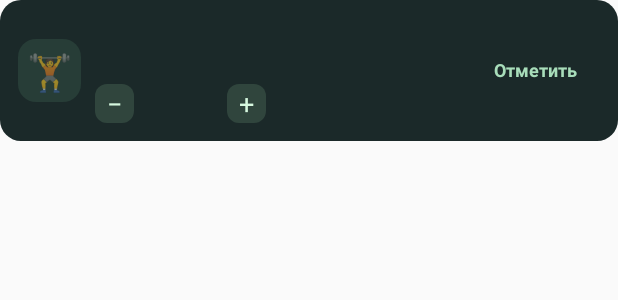
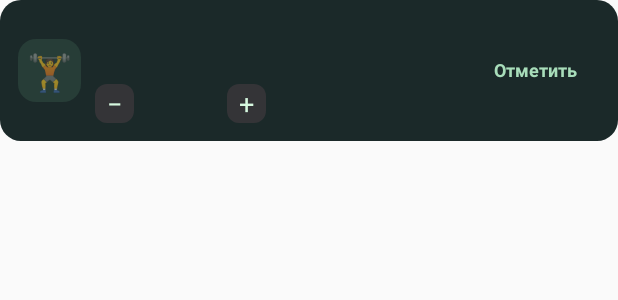
Before and after one commit to DenisovR/workout-widget, an Android app: the layout exercise_one.xml on its own in the app's theme, with its tools: preview values and no code run, on a phone screen of 412 x 824 dp. Shown: the top 300 px of the screen. Run offline under Robolectric (Android 15) with nearby library versions, the phone set to English and light mode, and no system bars.

Commit message:
Apply monochrome fitness theme

```diff
--- a/app/src/main/res/drawable/small_button.xml
+++ b/app/src/main/res/drawable/small_button.xml
@@ -1 +1 @@
-<shape xmlns:android="http://schemas.android.com/apk/res/android"><solid android:color="#30453D"/><corners android:radius="8dp"/></shape>
+<shape xmlns:android="http://schemas.android.com/apk/res/android"><solid android:color="#343437"/><corners android:radius="8dp"/></shape>
```
